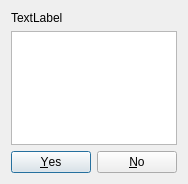
First picture: the form in src/corelayers/authdialog/authdialog.ui, repository euroelessar/qutim, before the edit.
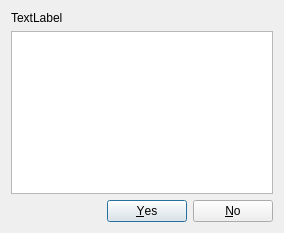
Second picture: the form after the edit.

Commit message: Authdialog polishing

The edit to the form file:
```diff
--- a/src/corelayers/authdialog/authdialog.ui
+++ b/src/corelayers/authdialog/authdialog.ui
@@ -6,28 +6,22 @@
    <rect>
     <x>0</x>
     <y>0</y>
-    <width>176</width>
-    <height>184</height>
+    <width>284</width>
+    <height>233</height>
    </rect>
   </property>
   <property name="windowTitle">
    <string>Dialog</string>
   </property>
-  <layout class="QGridLayout" name="gridLayout">
-   <item row="2" column="0">
-    <widget class="QDialogButtonBox" name="buttonBox">
-     <property name="orientation">
-      <enum>Qt::Horizontal</enum>
-     </property>
-     <property name="standardButtons">
-      <set>QDialogButtonBox::No|QDialogButtonBox::Yes</set>
-     </property>
-     <property name="centerButtons">
-      <bool>true</bool>
+  <layout class="QVBoxLayout" name="verticalLayout">
+   <item>
+    <widget class="QLabel" name="requestTitle">
+     <property name="text">
+      <string>TextLabel</string>
      </property>
     </widget>
    </item>
-   <item row="1" column="0">
+   <item>
     <widget class="QTextBrowser" name="requestMessage">
      <property name="documentTitle">
       <string/>
@@ -39,18 +33,24 @@
       <string>&lt;!DOCTYPE HTML PUBLIC &quot;-//W3C//DTD HTML 4.0//EN&quot; &quot;http://www.w3.org/TR/REC-html40/strict.dtd&quot;&gt;
 &lt;html&gt;&lt;head&gt;&lt;meta name=&quot;qrichtext&quot; content=&quot;1&quot; /&gt;&lt;style type=&quot;text/css&quot;&gt;
 p, li { white-space: pre-wrap; }
-&lt;/style&gt;&lt;/head&gt;&lt;body style=&quot; font-family:'Droid Sans'; font-size:9pt; font-weight:400; font-style:normal;&quot;&gt;
-&lt;p style=&quot;-qt-paragraph-type:empty; margin-top:0px; margin-bottom:0px; margin-left:0px; margin-right:0px; -qt-block-indent:0; text-indent:0px;&quot;&gt;&lt;/p&gt;&lt;/body&gt;&lt;/html&gt;</string>
+&lt;/style&gt;&lt;/head&gt;&lt;body style=&quot; font-family:'Ubuntu'; font-size:9pt; font-weight:400; font-style:normal;&quot;&gt;
+&lt;p style=&quot;-qt-paragraph-type:empty; margin-top:0px; margin-bottom:0px; margin-left:0px; margin-right:0px; -qt-block-indent:0; text-indent:0px; font-family:'Droid Sans';&quot;&gt;&lt;/p&gt;&lt;/body&gt;&lt;/html&gt;</string>
      </property>
      <property name="textInteractionFlags">
       <set>Qt::TextEditorInteraction</set>
      </property>
     </widget>
    </item>
-   <item row="0" column="0">
-    <widget class="QLabel" name="requestTitle">
-     <property name="text">
-      <string>TextLabel</string>
+   <item>
+    <widget class="QDialogButtonBox" name="buttonBox">
+     <property name="orientation">
+      <enum>Qt::Horizontal</enum>
+     </property>
+     <property name="standardButtons">
+      <set>QDialogButtonBox::No|QDialogButtonBox::Yes</set>
+     </property>
+     <property name="centerButtons">
+      <bool>false</bool>
      </property>
     </widget>
    </item>
```
The commit also changes 1 other file.
